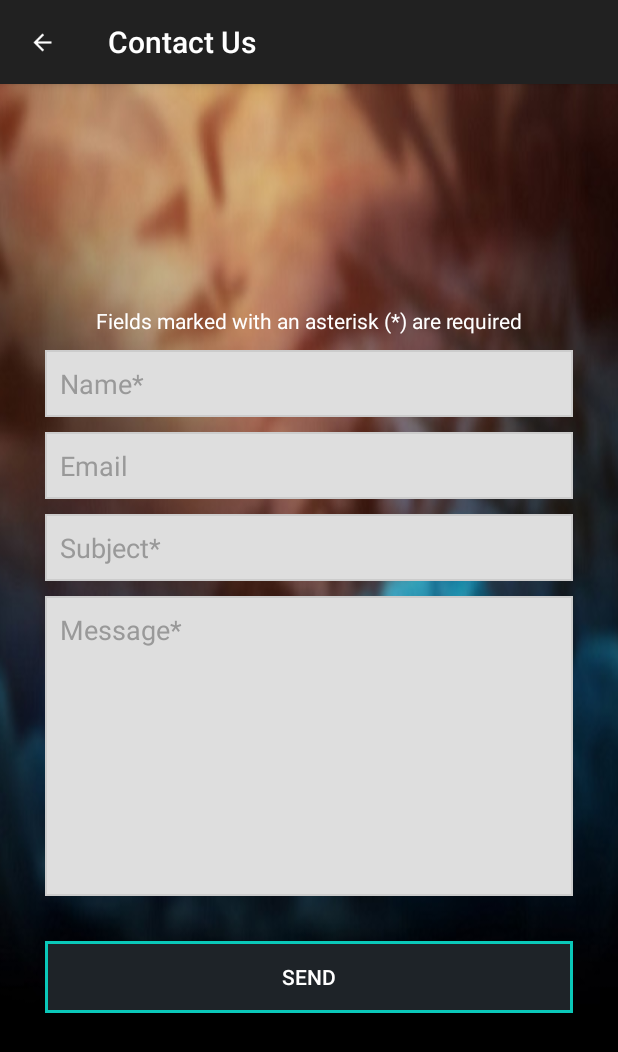
After one commit to BugDroid-Duarte/LOLQuests, an Android app: the Contacts screen opened directly, with no data from a screen before it, on a phone screen of 412 x 824 dp. The commit adds this screen. Shown: the top 1052 px of the screen. Run offline under Robolectric (Android 15) with nearby library versions, the phone set to English and light mode, and no system bars.

Commit message:
Activity e Layout Contacts

```diff
--- a/app/src/main/AndroidManifest.xml
+++ b/app/src/main/AndroidManifest.xml
@@ -43,6 +43,7 @@
             android:label="Profile" />
         <activity android:name=".Activities.LeadersBoard" />
         <activity android:name=".Activities.AboutActivity" />
+        <activity android:name=".Activities.Contacts"></activity>
     </application>
 
 </manifest>
--- /dev/null
+++ b/app/src/main/java/com/example/bugdroid/lolquests/Activities/Contacts.java
@@ -0,0 +1,25 @@
+package com.example.bugdroid.lolquests.Activities;
+
+import android.support.v7.app.AppCompatActivity;
+import android.os.Bundle;
+import android.text.Html;
+
+import com.example.bugdroid.lolquests.R;
+
+public class Contacts extends AppCompatActivity {
+
+    @Override
+    protected void onCreate(Bundle savedInstanceState) {
+        super.onCreate(savedInstanceState);
+        setContentView(R.layout.activity_contacts);
+
+        getSupportActionBar().setTitle(Html.fromHtml("<font color='#ffffff'>Contact Us</font>"));
+        getSupportActionBar().setDisplayHomeAsUpEnabled(true);
+    }
+
+    @Override
+    public boolean onSupportNavigateUp(){
+        finish();
+        return true;
+    }
+}
--- a/app/src/main/java/com/example/bugdroid/lolquests/Activities/MainActivity.java
+++ b/app/src/main/java/com/example/bugdroid/lolquests/Activities/MainActivity.java
@@ -278,7 +278,8 @@ public class MainActivity extends AppCompatActivity
                 Intent intent = new Intent(MainActivity.this, LeadersBoard.class);
             startActivity(intent);
         } else if (id == R.id.nav_contacts) {
-
+                Intent intent = new Intent(MainActivity.this, Contacts.class);
+            startActivity(intent);
         } else if (id == R.id.nav_logout) {
             if (session.isLoggedIn()) {
                 session.setLogin(false);
--- /dev/null
+++ b/app/src/main/res/drawable/bordercontacts.xml
@@ -0,0 +1,7 @@
+<shape xmlns:android="http://schemas.android.com/apk/res/android">
+    <solid
+        android:color="#dedede" />
+    <stroke
+        android:width="1dp"
+        android:color="#ccc" />
+</shape>
--- /dev/null
+++ b/app/src/main/res/layout/activity_contacts.xml
@@ -0,0 +1,94 @@
+<?xml version="1.0" encoding="utf-8"?>
+<LinearLayout xmlns:android="http://schemas.android.com/apk/res/android"
+    android:layout_width="fill_parent"
+    android:layout_height="fill_parent"
+    android:background="@drawable/scalebackground"
+    android:gravity="center"
+    android:orientation="vertical"
+    android:padding="10dp" >
+
+    <LinearLayout
+        android:layout_width="fill_parent"
+        android:layout_height="wrap_content"
+        android:layout_gravity="center"
+        android:orientation="vertical"
+        android:paddingLeft="20dp"
+        android:paddingRight="20dp" >
+
+        <TextView
+            android:text="Fields marked with an asterisk (*) are required"
+            android:layout_width="match_parent"
+            android:layout_height="wrap_content"
+            android:textColor="@color/white"
+            android:paddingBottom="10dp"
+            android:gravity="center"
+            android:id="@+id/textView" />
+
+        <EditText
+            android:id="@+id/name"
+            android:layout_width="fill_parent"
+            android:layout_height="wrap_content"
+            android:layout_marginBottom="10dp"
+            android:background="@drawable/bordercontacts"
+            android:hint="Name*"
+            android:padding="10dp"
+            android:inputType="textCapWords"
+            android:textColor="@color/black"
+            android:textColorHint="@color/input_register_hint"
+            android:textCursorDrawable="@null"
+            android:maxLines="1" />
+
+        <EditText
+            android:id="@+id/email"
+            android:layout_width="fill_parent"
+            android:layout_height="wrap_content"
+            android:layout_marginBottom="10dp"
+            android:background="@drawable/bordercontacts"
+            android:hint="@string/hint_email"
+            android:inputType="textEmailAddress"
+            android:padding="10dp"
+            android:textColor="@color/black"
+            android:textColorHint="@color/input_register_hint"
+            android:textCursorDrawable="@null"
+            android:maxLines="1" />
+
+        <EditText
+            android:id="@+id/password"
+            android:layout_width="fill_parent"
+            android:layout_height="wrap_content"
+            android:layout_marginBottom="10dp"
+            android:background="@drawable/bordercontacts"
+            android:hint="Subject*"
+            android:inputType="textCapWords"
+            android:padding="10dp"
+            android:textColor="@color/black"
+            android:textColorHint="@color/input_register_hint"
+            android:textCursorDrawable="@null"
+            android:maxLines="1" />
+
+        <EditText
+            android:id="@+id/nick"
+            android:layout_width="match_parent"
+            android:layout_height="200dp"
+            android:layout_marginBottom="10dp"
+            android:background="@drawable/bordercontacts"
+            android:hint="Message*"
+            android:gravity="top"
+            android:inputType="textMultiLine"
+            android:padding="10dp"
+            android:textColor="@color/black"
+            android:textColorHint="@color/input_register_hint"
+            android:textCursorDrawable="@null" />
+
+        <!-- Send Button -->
+
+        <Button
+            android:id="@+id/btnRegister"
+            android:layout_width="fill_parent"
+            android:layout_height="wrap_content"
+            android:layout_marginTop="20dip"
+            android:background="@drawable/login"
+            android:text="Send"
+            android:textColor="@color/white" />
+    </LinearLayout>
+</LinearLayout>
--- a/app/src/main/res/menu/activity_about_drawer.xml
+++ b/app/src/main/res/menu/activity_about_drawer.xml
@@ -19,7 +19,7 @@
             android:title="Leaderboard" />
         <item
             android:id="@+id/nav_contacts"
-            android:title="Contacts" />
+            android:title="Contact Us" />
         <item
             android:id="@+id/nav_settings"
             android:title="Settings" />
--- a/app/src/main/res/values/colors.xml
+++ b/app/src/main/res/values/colors.xml
@@ -19,4 +19,5 @@
     <color name="btn_login_bg">#eceef1</color>
     <color name="lbl_name">#333333</color>
     <color name="btn_logut_bg">#ff6861</color>
+    <color name="black">#000000</color>
 </resources>
```
